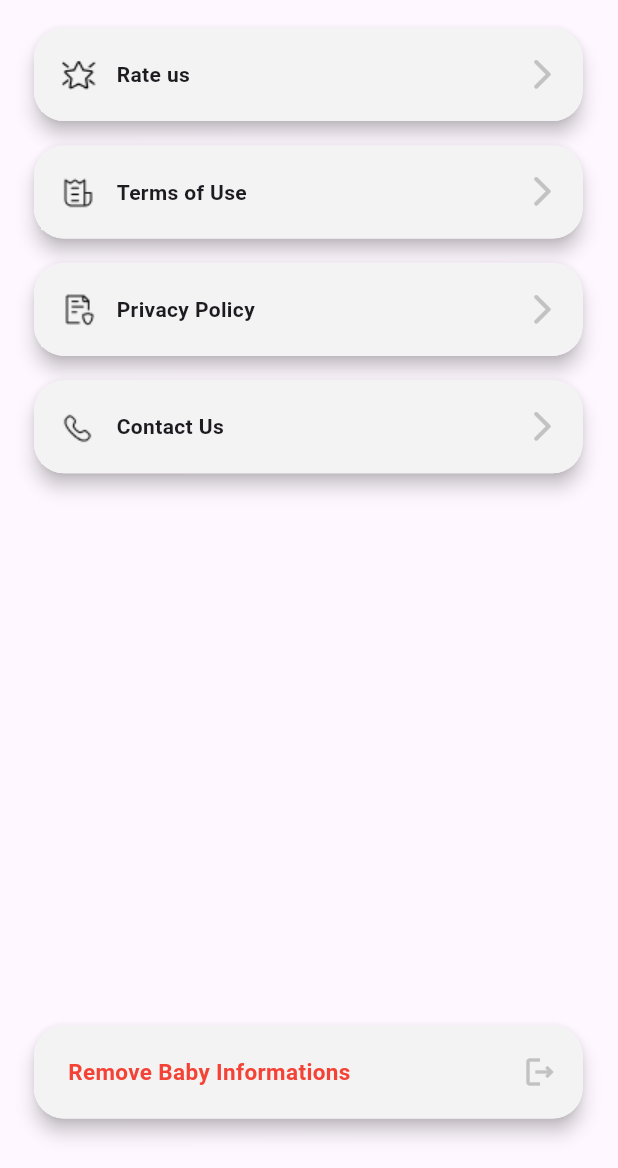
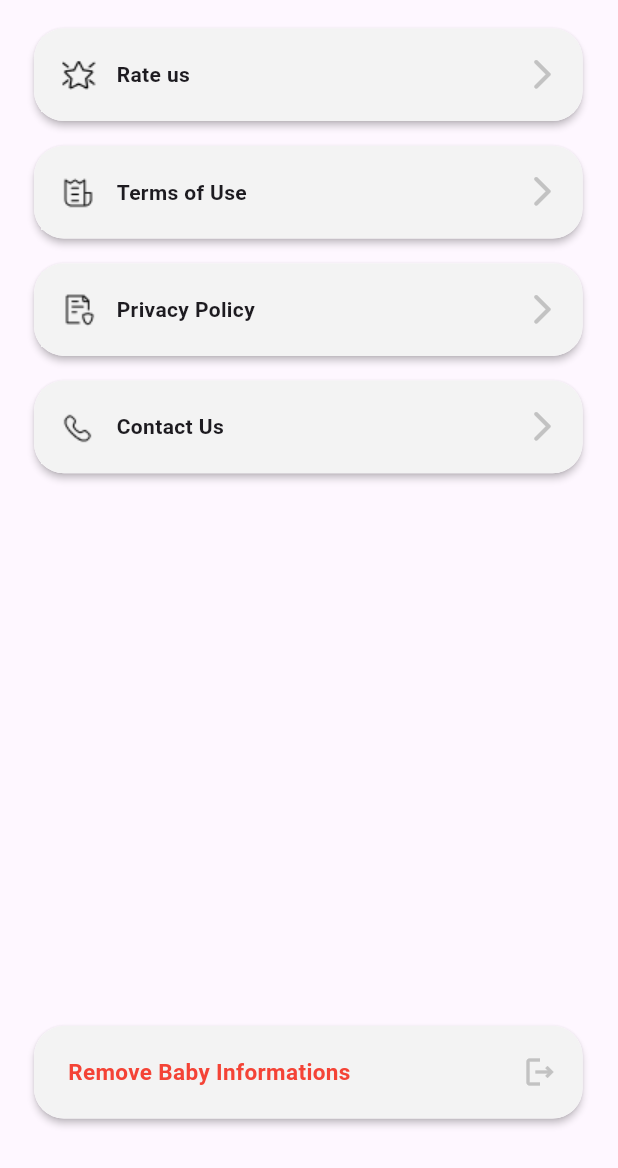
Before and after one commit to andactasdemir24/my_baby_tracker, a Flutter app: the SettingsPage screen opened directly, on a phone screen of 412 x 824 dp, the part 68-1236 px from its top. Run offline on Flutter 3.47's test engine with Material 3 defaults, Android fonts, the phone set to English and light mode, and no system bars; our stand-ins replace carousel_slider, flutter_mobx, flutter_screenutil, flutter_speed_dial, get_it, google_nav_bar and 6 more; accounts and stored records are empty; generated files the repository leaves out were written again; Roboto replaces fonts that are missing (Poppins).

Commit message:
fixed settings const

```diff
--- a/lib/app/core/constants/text_constants.dart
+++ b/lib/app/core/constants/text_constants.dart
@@ -35,6 +35,8 @@ const String termsofuse = 'Terms of Use';
 const String privacy = 'Privacy Policy';
 const String contact = 'Contact Us';
 const String restore = 'Restore Purchase';
+const String mailtoPath = 'andac_05@hotmail.com';
+const String scheme = 'mailto';
 
 //feeding
 const String feedingAppbar = 'Feeding';
@@ -83,7 +85,6 @@ const String desicion = 'Desicion!';
 const String sure = "Are you sure you want to delete your baby's information?";
 const String deleteInf = 'Delete';
 const String removeInf = 'Remove Baby Informations';
-
 
 //bottom nav var
 const String home = 'Home';
--- a/lib/app/features/screens/settings/view/settings_page.dart
+++ b/lib/app/features/screens/settings/view/settings_page.dart
@@ -23,8 +23,8 @@ class SettingsPage extends StatelessWidget {
           GestureDetector(
               onTap: () {
                 final Uri emailLaunchUri = Uri(
-                    scheme: 'mailto',
-                    path: 'andac_05@hotmail.com',
+                    scheme: scheme,
+                    path: mailtoPath,
                     query: informationViewmodel
                         .encodeQueryParameters(<String, String>{'subject': AppLocalizations.of(context)!.subject}));
                 launchUrl(emailLaunchUri);
--- a/lib/app/features/screens/settings/widgets/custom_remove_baby.dart
+++ b/lib/app/features/screens/settings/widgets/custom_remove_baby.dart
@@ -19,7 +19,7 @@ class RemoveBabyWidget extends StatelessWidget {
           padding:
               EdgeInsets.symmetric(horizontal: displayWidth(context) * 0.055, vertical: displayHeight(context) * 0.01),
           child: Material(
-            elevation: 5,
+            elevation: 2,
             borderRadius: BorderRadius.circular(20),
             child: Container(
               height: displayHeight(context) * 0.075,
--- a/lib/app/features/screens/settings/widgets/custom_settings_container.dart
+++ b/lib/app/features/screens/settings/widgets/custom_settings_container.dart
@@ -20,7 +20,7 @@ class CustomSettingsContainer extends StatelessWidget {
         vertical: displayHeight(context) * 0.01,
       ),
       child: Material(
-        elevation: 5,
+        elevation: 2,
         borderRadius: BorderRadius.circular(20),
         child: Container(
           height: displayHeight(context) * 0.075,
```
